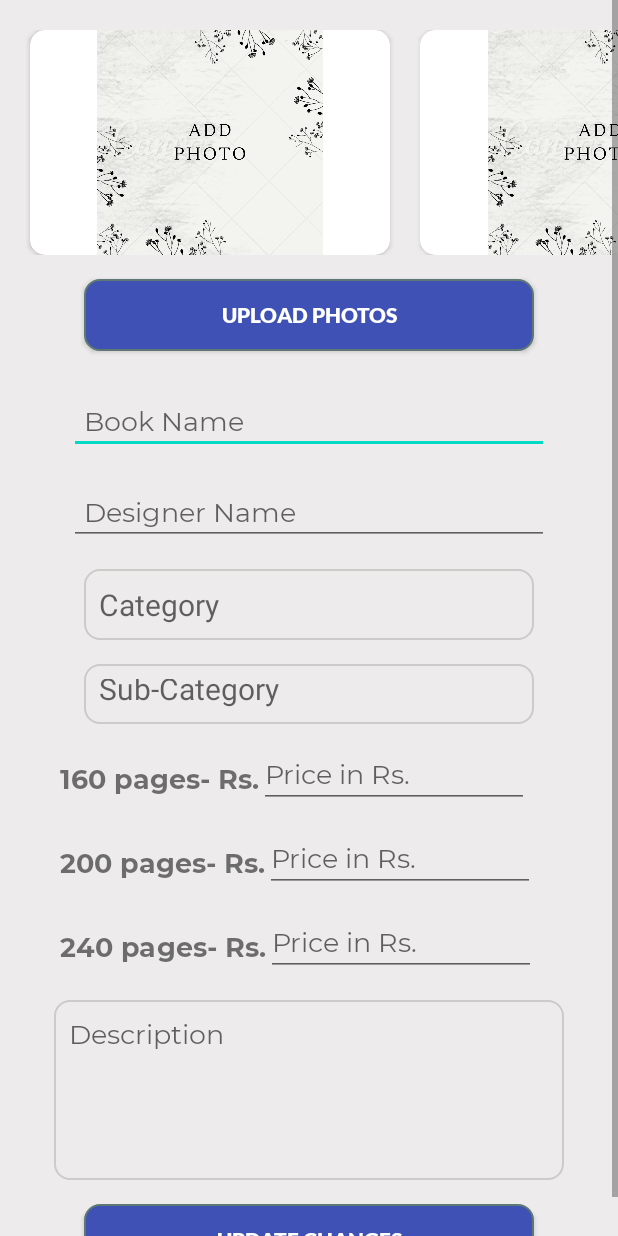
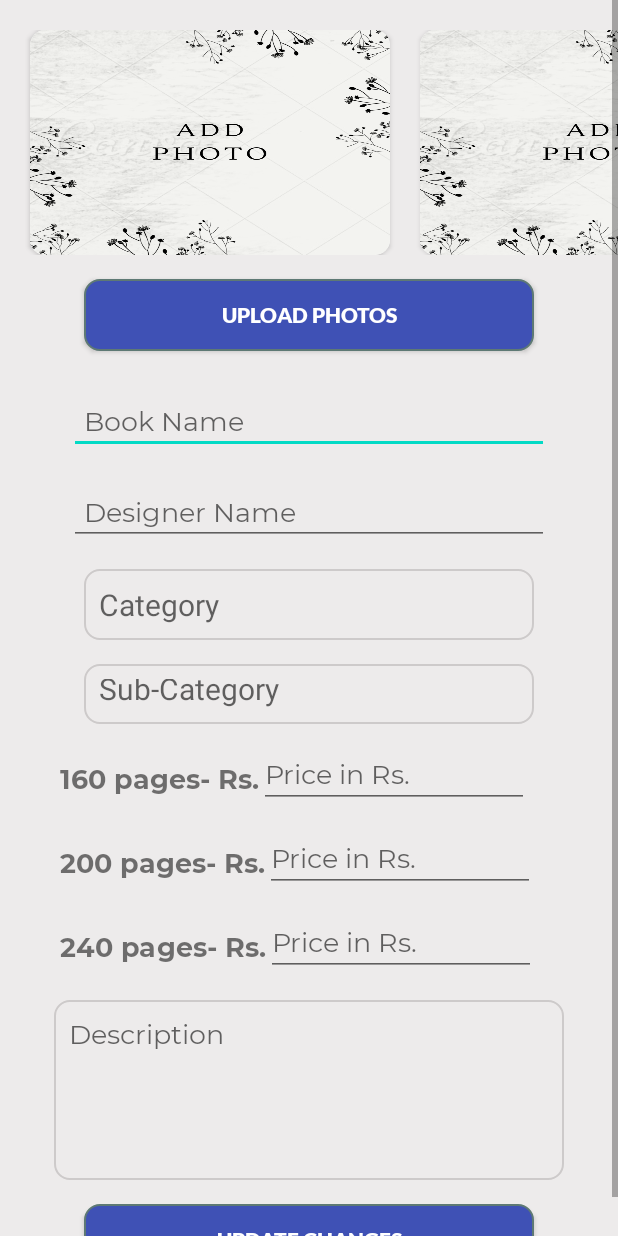
Before and after one commit to larkentech/IMMC2_Admin, an Android app: the layout fragment_edit_alert.xml on its own in the app's theme, with its tools: preview values and no code run, on a phone screen of 412 x 824 dp. Run offline under Robolectric (Android 15) with nearby library versions, the phone set to English and light mode, and no system bars.

Commit message:
Edit functionality has been revised completely.

```diff
--- a/app/src/main/AndroidManifest.xml
+++ b/app/src/main/AndroidManifest.xml
@@ -14,7 +14,8 @@
         android:roundIcon="@mipmap/ic_launcher_round"
         android:supportsRtl="true"
         android:theme="@style/AppTheme">
-        <activity android:name=".DetailsContainerActivity"></activity>
+        <activity android:name=".BookDetailsEditActivity"></activity>
+        <activity android:name=".DetailsContainerActivity" />
         <activity android:name=".NoInternetActivity" />
         <activity android:name=".LoginActivity" />
         <activity android:name=".SplashActivity">
--- a/app/src/main/java/com/larkentech/immc2_admin/DetailsContainerActivity.java
+++ b/app/src/main/java/com/larkentech/immc2_admin/DetailsContainerActivity.java
@@ -32,7 +32,7 @@ public class DetailsContainerActivity extends AppCompatActivity {
 
             case "EditBook":
                 FragmentManager manager1 = getSupportFragmentManager();
-                EditBookFragment editBookFragment = new EditBookFragment();
+                EditFragmentRevised editBookFragment = new EditFragmentRevised();
                 FragmentTransaction transaction1 = manager1.beginTransaction();
                 transaction1.replace(R.id.detailsActivityContainer,editBookFragment);
                 transaction1.commit();
--- a/app/src/main/java/com/larkentech/immc2_admin/EditAdapter.java
+++ b/app/src/main/java/com/larkentech/immc2_admin/EditAdapter.java
@@ -80,6 +80,7 @@ public class EditAdapter extends ArrayAdapter<BookModal> {
         BookPrice240Pages.setText("Rs." + bookModal.getBookPrice240Pages() + "/-");
         BooksName.setText(bookModal.getBookName());
         BookDesc.setText(bookModal.getBookDesc());
+        BooksDesigner.setText("Designed By "+bookModal.getBookDesigner());
 
         Glide
                 .with(getContext())
@@ -87,7 +88,7 @@ public class EditAdapter extends ArrayAdapter<BookModal> {
                 .centerCrop()
                 .into(BookImage);
 
-        BooksDesigner.setText("Designed By "+bookModal.getBookDesigner());
+
         booksmodal = new BookModal();
         args = new Bundle();
         FirebaseDatabase firebaseDatabase = FirebaseDatabase.getInstance();
--- a/app/src/main/java/com/larkentech/immc2_admin/EditAlertFragment.java
+++ b/app/src/main/java/com/larkentech/immc2_admin/EditAlertFragment.java
@@ -527,13 +527,13 @@ public class EditAlertFragment extends DialogFragment {
                             @Override
                             public void onSuccess(Uri uri) {
                                 addImagesMap.put("Image" + count11, uri.toString());
-                                Toasty.success(getContext(), "Book Image Editted Successfully").show();
+                                //Toasty.success(getContext(), "Book Image Editted Successfully").show();
                                 FirebaseDatabase firebaseDatabase11 = FirebaseDatabase.getInstance();
                                 DatabaseReference databaseReference11 = firebaseDatabase11.getReference();
                                 DatabaseReference databaseReference12 = firebaseDatabase11.getReference();
                                 //databaseReference12.child("BookDetails").child(bookCategoryID).child(bookSubCategoryID).child(bookID).updateChildren(editBookMap);
                                 databaseReference11.child("BookDetails").child(bookCategoryID).child(bookSubCategoryID).child(bookID).child("BookImages").updateChildren(addImagesMap);
-                                Toasty.success(getContext(), "Book Editted Successfully").show();
+                                //Toasty.success(getContext(), "Book Editted Successfully").show();
                                 if (count == 0)
                                 {
                                     databaseReference1.child("BookImage").setValue(uri.toString());
--- a/app/src/main/java/com/larkentech/immc2_admin/EditBookFragment.java
+++ b/app/src/main/java/com/larkentech/immc2_admin/EditBookFragment.java
@@ -104,6 +104,10 @@ public class EditBookFragment extends Fragment {
             }
         });
 
+        ArrayAdapter<String> dataAdapter1 = new ArrayAdapter<String>(getContext(),R.layout.support_simple_spinner_dropdown_item,categoryList);
+        dataAdapter1.setDropDownViewResource(R.layout.support_simple_spinner_dropdown_item);
+        s1.setAdapter(dataAdapter1);
+
         s1.setOnItemSelectedListener(new AdapterView.OnItemSelectedListener() {
 
 
--- a/app/src/main/res/layout/fragment_edit_alert.xml
+++ b/app/src/main/res/layout/fragment_edit_alert.xml
@@ -35,6 +35,7 @@
                         android:id="@+id/bookImage1"
                         android:layout_width="match_parent"
                         android:layout_height="match_parent"
+                        android:scaleType="fitXY"
                         android:src="@drawable/add_photo"/>
 
                 </androidx.cardview.widget.CardView>
@@ -48,6 +49,7 @@
 
                     <ImageView
                         android:id="@+id/bookImage2"
+                        android:scaleType="fitXY"
                         android:layout_width="match_parent"
                         android:layout_height="match_parent"
                         android:src="@drawable/add_photo"/>
@@ -63,6 +65,7 @@
 
                     <ImageView
                         android:id="@+id/bookImage3"
+                        android:scaleType="fitXY"
                         android:layout_width="match_parent"
                         android:layout_height="match_parent"
                         android:src="@drawable/add_photo"/>
@@ -78,6 +81,7 @@
 
                     <ImageView
                         android:id="@+id/bookImage4"
+                        android:scaleType="fitXY"
                         android:layout_width="match_parent"
                         android:layout_height="match_parent"
                         android:src="@drawable/add_photo"/>
@@ -93,6 +97,7 @@
 
                     <ImageView
                         android:id="@+id/bookImage5"
+                        android:scaleType="fitXY"
                         android:layout_width="match_parent"
                         android:layout_height="match_parent"
                         android:src="@drawable/add_photo"/>
@@ -108,6 +113,7 @@
 
                     <ImageView
                         android:id="@+id/bookImage6"
+                        android:scaleType="fitXY"
                         android:layout_width="match_parent"
                         android:layout_height="match_parent"
                         android:src="@drawable/add_photo"/>
@@ -123,6 +129,7 @@
 
                     <ImageView
                         android:id="@+id/bookImage7"
+                        android:scaleType="fitXY"
                         android:layout_width="match_parent"
                         android:layout_height="match_parent"
                         android:src="@drawable/add_photo"/>
```
Also changed, not shown: 1 other file.
